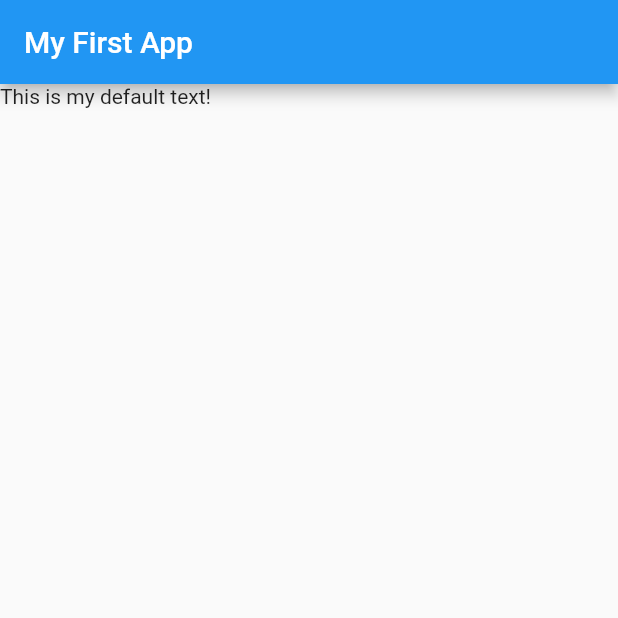
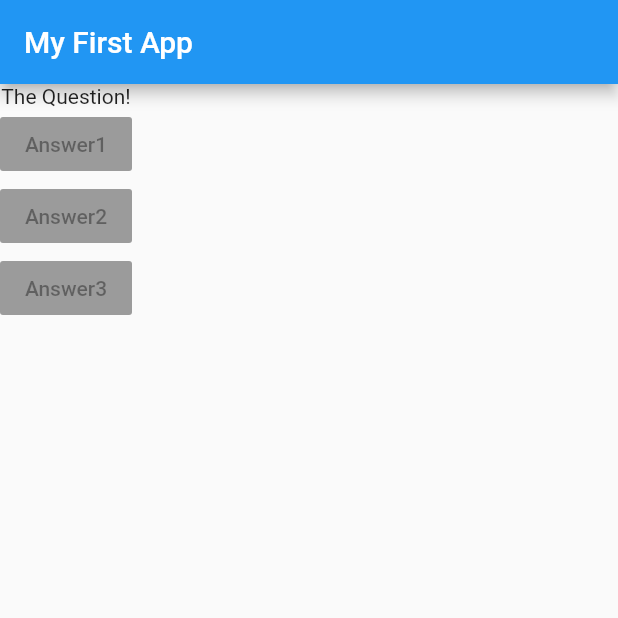
Before and after one commit to ShivamRajSingh/Quiz-App, a Flutter app: the screen it shows after launch, on a phone screen of 412 x 824 dp, the top half of it. Run offline on Flutter 3.47's test engine with Material 2 defaults, Android fonts, the phone set to English and light mode, and no system bars.

Commit message:
Added Button widgets

```diff
--- a/lib/main.dart
+++ b/lib/main.dart
@@ -13,7 +13,23 @@ class MyApp extends StatelessWidget {
         appBar: AppBar(
           title: Text('My First App'),
         ),
-        body: Text('This is my default text!'),
+        body: Column(
+          children: [
+            Text('The Question!'),
+            RaisedButton(
+              child: Text('Answer1'),
+              onPressed: null,
+            ),
+            RaisedButton(
+              child: Text('Answer2'),
+              onPressed: null,
+            ),
+            RaisedButton(
+              child: Text('Answer3'),
+              onPressed: null,
+            ),
+          ],
+        ),
       ),
     );
   }
```
